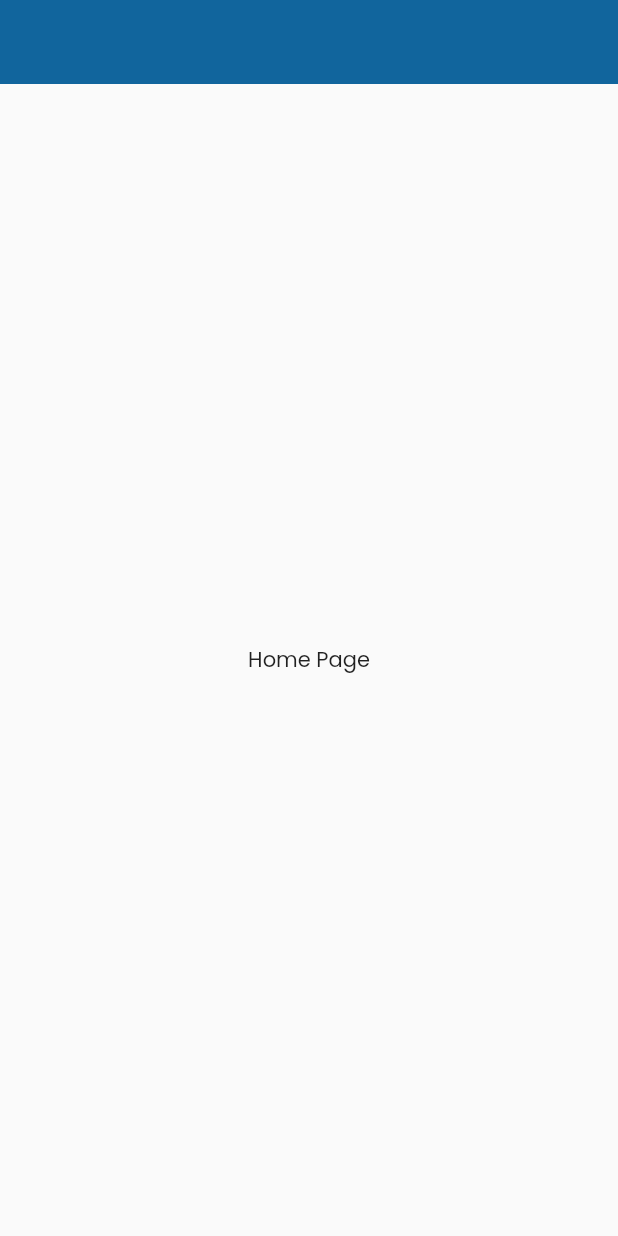
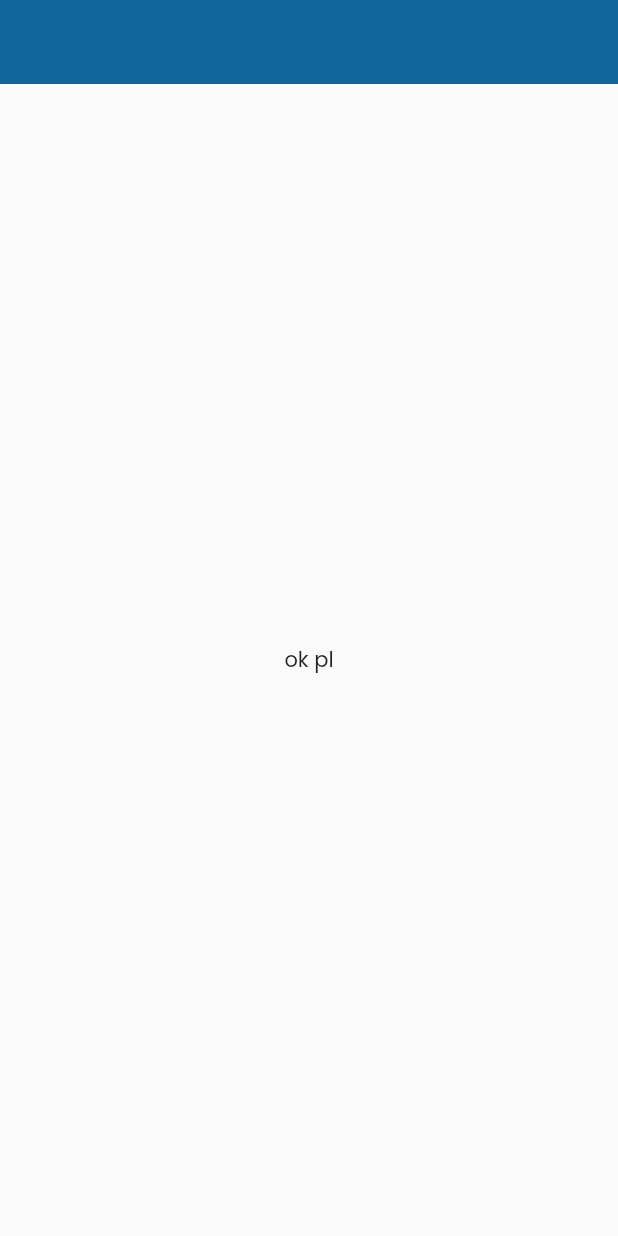
Before and after one commit to michalsmolarek/tudu2, a Flutter app: the screen it shows after launch, on a phone screen of 412 x 824 dp. Run offline on Flutter 3.47's test engine with Material 2 defaults, Android fonts, the phone set to English and light mode, and no system bars; our stand-ins replace dartz, freezed_annotation, get_it, go_router, google_fonts, injectable and 1 more.

Commit message:
some changes

```diff
--- a/lib/app/pages/home/home_page.dart
+++ b/lib/app/pages/home/home_page.dart
@@ -1,4 +1,5 @@
 import 'package:flutter/material.dart';
+import 'package:tudu/core/translations/extensions/localization_extension.dart';
 
 class HomePage extends StatelessWidget {
   const HomePage({super.key});
@@ -7,9 +8,9 @@ class HomePage extends StatelessWidget {
   Widget build(BuildContext context) {
     return Scaffold(
       appBar: AppBar(),
-      body: const Center(
+      body: Center(
         child: Text(
-          'Home Page',
+          context.t.ok,
         ),
       ),
     );
--- /dev/null
+++ b/lib/config/theme/app_theme.dart
@@ -0,0 +1,42 @@
+import 'package:flutter/material.dart';
+import 'package:google_fonts/google_fonts.dart';
+import 'package:injectable/injectable.dart';
+import 'package:tudu/config/constants/colors.dart';
+import 'package:tudu/config/utils/material_color.dart';
+
+@injectable
+class AppTheme {
+  ThemeData get lightTheme => ThemeData(
+        fontFamily: GoogleFonts.poppins().fontFamily,
+        primarySwatch: getMaterialColor(AppColors.primary),
+        primaryColor: getMaterialColor(AppColors.primary),
+        brightness: Brightness.light,
+        inputDecorationTheme: InputDecorationTheme(
+            border:
+                OutlineInputBorder(borderSide: const BorderSide(width: 1), borderRadius: BorderRadius.circular(12))),
+        appBarTheme: const AppBarTheme(
+          color: AppColors.primary,
+          elevation: 0,
+          centerTitle: true,
+          iconTheme: IconThemeData(color: AppColors.white),
+          titleTextStyle: TextStyle(color: AppColors.white, fontSize: 14),
+        ),
+      );
+
+  ThemeData get darkTheme => ThemeData(
+        fontFamily: GoogleFonts.poppins().fontFamily,
+        primarySwatch: getMaterialColor(AppColors.primary),
+        primaryColor: getMaterialColor(AppColors.primary),
+        brightness: Brightness.dark,
+        inputDecorationTheme: InputDecorationTheme(
+            border:
+                OutlineInputBorder(borderSide: const BorderSide(width: 1), borderRadius: BorderRadius.circular(12))),
+        appBarTheme: const AppBarTheme(
+          color: AppColors.black,
+          elevation: 0,
+          centerTitle: true,
+          iconTheme: IconThemeData(color: AppColors.white),
+          titleTextStyle: TextStyle(color: AppColors.white, fontSize: 14),
+        ),
+      );
+}
--- a/lib/config/theme/themes.dart
+++ /dev/null
@@ -1,36 +0,0 @@
-import 'package:flutter/material.dart';
-import 'package:google_fonts/google_fonts.dart';
-import 'package:tudu/config/constants/colors.dart';
-import 'package:tudu/config/utils/material_color.dart';
-
-final lightTheme = ThemeData(
-  fontFamily: GoogleFonts.poppins().fontFamily,
-  primarySwatch: getMaterialColor(AppColors.primary),
-  primaryColor: getMaterialColor(AppColors.primary),
-  brightness: Brightness.light,
-  inputDecorationTheme: InputDecorationTheme(
-      border: OutlineInputBorder(borderSide: const BorderSide(width: 1), borderRadius: BorderRadius.circular(12))),
-  appBarTheme: const AppBarTheme(
-    color: AppColors.primary,
-    elevation: 0,
-    centerTitle: true,
-    iconTheme: IconThemeData(color: AppColors.white),
-    titleTextStyle: TextStyle(color: AppColors.white, fontSize: 14),
-  ),
-);
-
-final darkTheme = ThemeData(
-  fontFamily: GoogleFonts.poppins().fontFamily,
-  primarySwatch: getMaterialColor(AppColors.primary),
-  primaryColor: getMaterialColor(AppColors.primary),
-  brightness: Brightness.dark,
-  inputDecorationTheme: InputDecorationTheme(
-      border: OutlineInputBorder(borderSide: const BorderSide(width: 1), borderRadius: BorderRadius.circular(12))),
-  appBarTheme: const AppBarTheme(
-    color: AppColors.black,
-    elevation: 0,
-    centerTitle: true,
-    iconTheme: IconThemeData(color: AppColors.white),
-    titleTextStyle: TextStyle(color: AppColors.white, fontSize: 14),
-  ),
-);
--- a/lib/core/translations/extensions/localization_extension.dart
+++ b/lib/core/translations/extensions/localization_extension.dart
@@ -3,5 +3,5 @@ import 'package:tudu/core/translations/generated/l10n.dart';
 
 extension LocalizedBuildContext on BuildContext {
   // simplify access to localizations
-  Translation get loc => Translation.of(this);
+  Translation get t => Translation.of(this);
 }
--- a/lib/main.dart
+++ b/lib/main.dart
@@ -1,7 +1,7 @@
 import 'package:flutter/material.dart';
 import 'package:flutter_localizations/flutter_localizations.dart';
 import 'package:tudu/config/constants/consts.dart';
-import 'package:tudu/config/theme/themes.dart';
+import 'package:tudu/config/theme/app_theme.dart';
 import 'package:tudu/core/router/router.dart';
 import 'package:tudu/core/translations/generated/l10n.dart';
 import 'package:tudu/injectable/injectable.dart';
@@ -24,14 +24,14 @@ class MyApp extends StatelessWidget {
         GlobalCupertinoLocalizations.delegate,
       ],
       supportedLocales: Translation.delegate.supportedLocales,
-      locale: const Locale('pl'),
+      locale: Translation.delegate.supportedLocales.first,
       debugShowCheckedModeBanner: false,
       routeInformationProvider: AppRouter.router.routeInformationProvider,
       routeInformationParser: AppRouter.router.routeInformationParser,
       routerDelegate: AppRouter.router.routerDelegate,
       title: AppConsts.appName,
-      theme: lightTheme,
-      darkTheme: darkTheme,
+      theme: getIt<AppTheme>().lightTheme,
+      darkTheme: getIt<AppTheme>().darkTheme,
     );
   }
 }
--- a/pubspec.yaml
+++ b/pubspec.yaml
@@ -32,6 +32,7 @@ dependencies:
   injectable_generator: ^2.4.0
   intl: ^0.18.1
   intl_utils: ^2.8.4
+  isar: ^3.1.0+1
   json_annotation: ^4.8.1
   json_serializable: ^6.7.1
   logger: ^2.0.2+1
```
Also changed, not shown: lib/injectable/injectable.config.dart, pubspec.lock.
